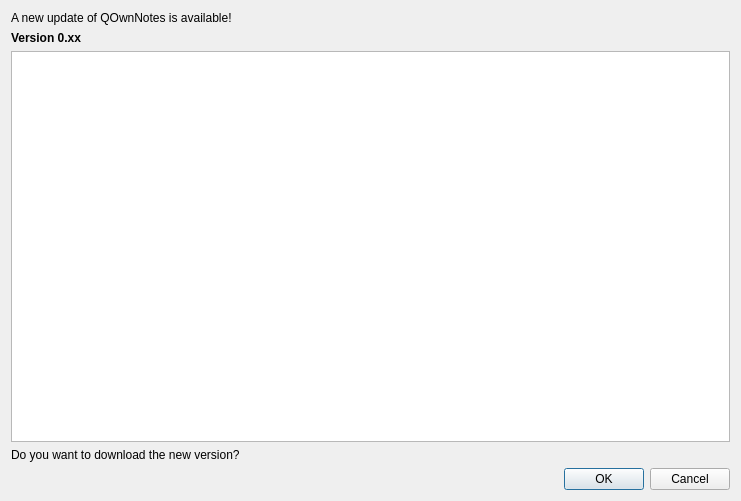
pbek/QOwnNotes, file src/updatedialog.ui: the form before one commit.
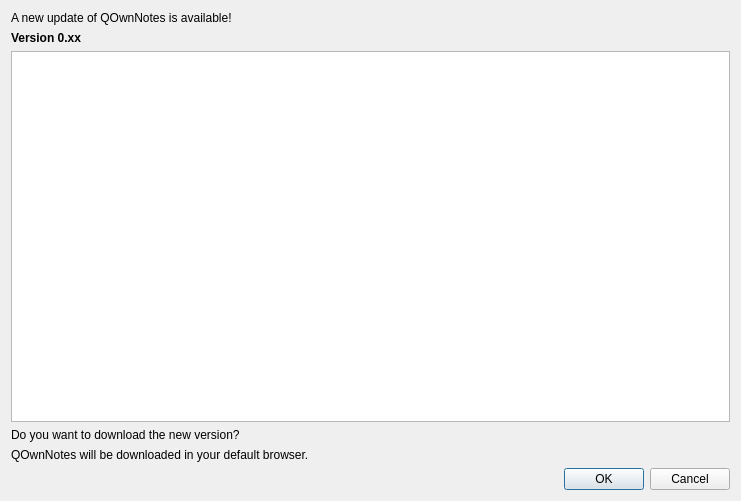
The form after the commit.

```diff
--- a/src/updatedialog.ui
+++ b/src/updatedialog.ui
@@ -50,6 +50,13 @@
        </property>
       </widget>
      </item>
+     <item>
+      <widget class="QLabel" name="label_3">
+       <property name="text">
+        <string>QOwnNotes will be downloaded in your default browser.</string>
+       </property>
+      </widget>
+     </item>
      <item>
       <widget class="QDialogButtonBox" name="buttonBox">
        <property name="orientation">
```
